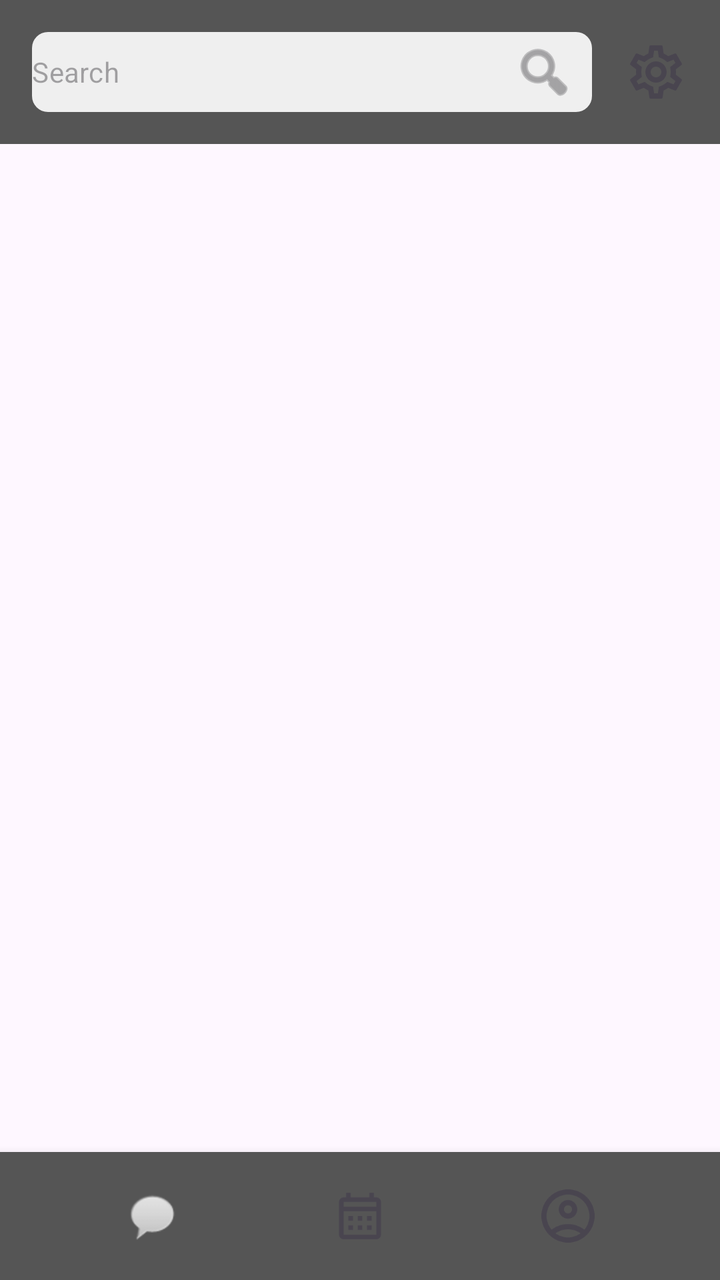
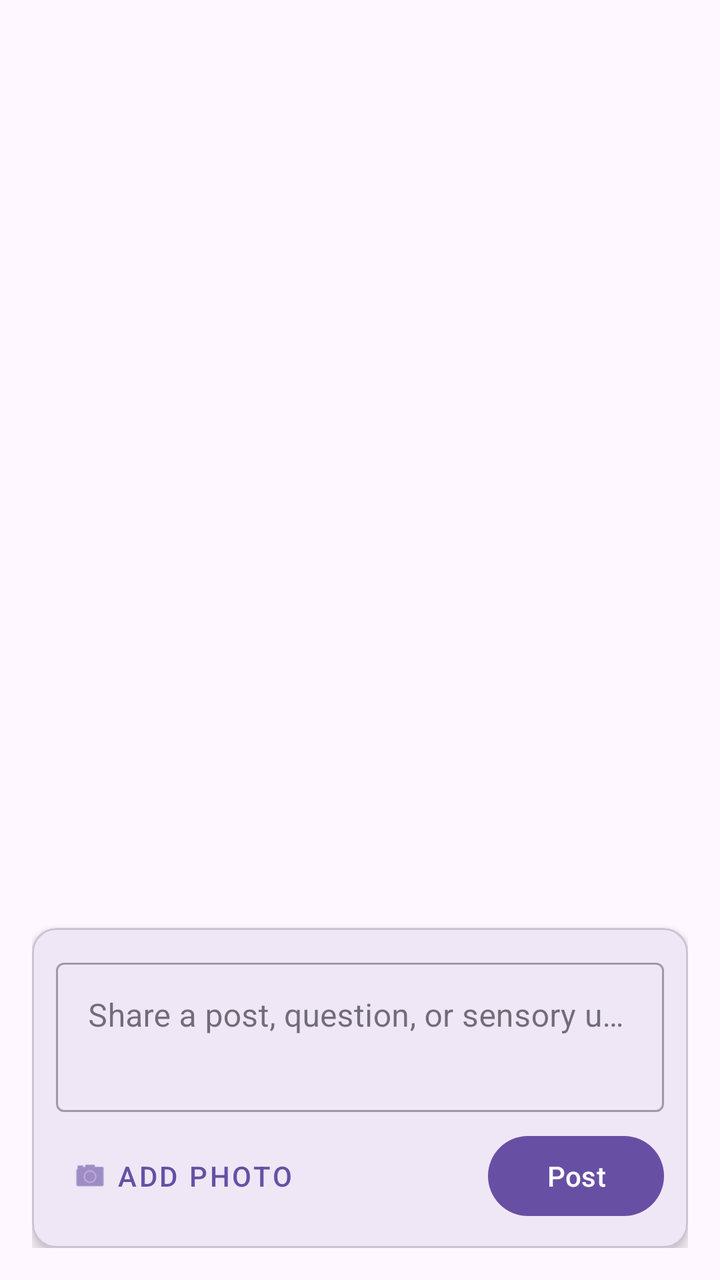

Before-and-after screenshots of an Android layout around one commit, followed by the original layout XML and the change that was made.
<!-- AndroidManifest.xml: application theme AppTheme -->
<!-- res/layout/fragment_feed.xml -->
<?xml version="1.0" encoding="utf-8"?>
<RelativeLayout xmlns:android="http://schemas.android.com/apk/res/android"
  xmlns:app="http://schemas.android.com/apk/res-auto"
  android:layout_width="match_parent"
  android:layout_height="match_parent"
  android:background="?attr/colorSurface">

  
  <LinearLayout
    android:id="@+id/layout_header"
    android:layout_width="match_parent"
    android:layout_height="wrap_content"
    android:layout_alignParentTop="true"
    android:gravity="center_vertical"
    android:orientation="horizontal"
    android:padding="16dp"
    android:background="#555555">

    
    <com.google.android.material.textfield.TextInputLayout
      style="@style/Widget.MaterialComponents.TextInputLayout.OutlinedBox"
      android:layout_width="0dp"
      android:layout_height="wrap_content"
      android:layout_weight="1"
      app:boxBackgroundColor="#EFEFEF"
      app:boxCornerRadiusBottomEnd="8dp"
      app:boxCornerRadiusBottomStart="8dp"
      app:boxCornerRadiusTopEnd="8dp"
      app:boxCornerRadiusTopStart="8dp"
      app:boxStrokeWidth="0dp"
      app:endIconDrawable="@android:drawable/ic_menu_search"
      app:endIconMode="custom"
      app:hintEnabled="false">

      <com.google.android.material.textfield.TextInputEditText
        android:layout_width="match_parent"
        android:layout_height="40dp"
        android:hint="@string/search_label"
        android:padding="0dp"
        android:textSize="14sp" />
    </com.google.android.material.textfield.TextInputLayout>

    
    <ImageView
      android:id="@+id/btn_settings"
      android:layout_width="32dp"
      android:layout_height="32dp"
      android:layout_marginStart="16dp"
      android:contentDescription="@string/settings_label"
      android:src="@drawable/outline_settings_24" />
  </LinearLayout>

  
  <androidx.recyclerview.widget.RecyclerView
    android:id="@+id/recycler_feed"
    android:layout_width="match_parent"
    android:layout_height="match_parent"
    android:layout_above="@id/bottom_navigation"
    android:layout_below="@id/layout_header"
    android:clipToPadding="false"
    android:paddingTop="8dp"
    android:paddingBottom="8dp"/>

  
  <LinearLayout
    android:id="@+id/bottom_navigation"
    android:layout_width="match_parent"
    android:layout_height="64dp"
    android:layout_alignParentBottom="true"
    android:background="#555555"
    android:elevation="8dp"
    android:gravity="center_vertical"
    android:orientation="horizontal"
    android:paddingHorizontal="24dp">

    
    <ImageView
      android:id="@+id/nav_chat"
      android:layout_width="0dp"
      android:layout_height="28dp"
      android:layout_weight="1"
      android:contentDescription="@string/messages_label"
      android:src="@android:drawable/sym_action_chat"/>

    
    <ImageView
      android:id="@+id/nav_calendar"
      android:layout_width="0dp"
      android:layout_height="28dp"
      android:layout_weight="1"
      android:contentDescription="@string/calendar_label"
      android:src="@drawable/outline_calendar_month_24"/>


    
    <ImageView
      android:id="@+id/nav_profile"
      android:layout_width="0dp"
      android:layout_height="32dp"
      android:layout_weight="1"
      android:src="@drawable/outline_account_circle_24"/>

  </LinearLayout>

</RelativeLayout>
<!-- resources referenced by this layout -->
<resources>
  <!-- drawable outline_account_circle_24 (drawable) -->
  <vector xmlns:android="http://schemas.android.com/apk/res/android"
      android:width="24dp"
      android:height="24dp"
      android:viewportWidth="24"
      android:viewportHeight="24"
      android:tint="?attr/colorControlNormal">
    <path
        android:fillColor="@android:color/white"
        android:pathData="M12,2C6.48,2 2,6.48 2,12s4.48,10 10,10s10,-4.48 10,-10S17.52,2 12,2zM7.35,18.5C8.66,17.56 10.26,17 12,17s3.34,0.56 4.65,1.5C15.34,19.44 13.74,20 12,20S8.66,19.44 7.35,18.5zM18.14,17.12L18.14,17.12C16.45,15.8 14.32,15 12,15s-4.45,0.8 -6.14,2.12l0,0C4.7,15.73 4,13.95 4,12c0,-4.42 3.58,-8 8,-8s8,3.58 8,8C20,13.95 19.3,15.73 18.14,17.12z"/>
    <path
        android:fillColor="@android:color/white"
        android:pathData="M12,6c-1.93,0 -3.5,1.57 -3.5,3.5S10.07,13 12,13s3.5,-1.57 3.5,-3.5S13.93,6 12,6zM12,11c-0.83,0 -1.5,-0.67 -1.5,-1.5S11.17,8 12,8s1.5,0.67 1.5,1.5S12.83,11 12,11z"/>
  </vector>
  <!-- drawable outline_calendar_month_24 (drawable) -->
  <vector xmlns:android="http://schemas.android.com/apk/res/android"
      android:width="24dp"
      android:height="24dp"
      android:viewportWidth="24"
      android:viewportHeight="24"
      android:tint="?attr/colorControlNormal">
    <path
        android:fillColor="@android:color/white"
        android:pathData="M19,4h-1V2h-2v2H8V2H6v2H5C3.89,4 3.01,4.9 3.01,6L3,20c0,1.1 0.89,2 2,2h14c1.1,0 2,-0.9 2,-2V6C21,4.9 20.1,4 19,4zM19,20H5V10h14V20zM19,8H5V6h14V8zM9,14H7v-2h2V14zM13,14h-2v-2h2V14zM17,14h-2v-2h2V14zM9,18H7v-2h2V18zM13,18h-2v-2h2V18zM17,18h-2v-2h2V18z"/>
  </vector>
  <!-- drawable outline_settings_24: vector/xml drawable (drawable, 2064 chars, omitted) -->
  <string name="calendar_label">Calendar</string>
  <string name="messages_label">Messages</string>
  <string name="search_label">Search</string>
  <string name="settings_label">Settings</string>
  <style name="AppTheme" parent="Theme.Material3.DayNight">
      
    </style>
</resources>

<!-- the commit's change to res/layout/fragment_feed.xml (unified diff, before → after) -->
@@ -1,105 +1,185 @@
 <?xml version="1.0" encoding="utf-8"?>
-<RelativeLayout xmlns:android="http://schemas.android.com/apk/res/android"
+<androidx.constraintlayout.widget.ConstraintLayout
+  xmlns:android="http://schemas.android.com/apk/res/android"
   xmlns:app="http://schemas.android.com/apk/res-auto"
+  xmlns:tools="http://schemas.android.com/tools"
   android:layout_width="match_parent"
   android:layout_height="match_parent"
-  android:background="?attr/colorSurface">
-
-  
-  <LinearLayout
-    android:id="@+id/layout_header"
-    android:layout_width="match_parent"
-    android:layout_height="wrap_content"
-    android:layout_alignParentTop="true"
-    android:gravity="center_vertical"
-    android:orientation="horizontal"
-    android:padding="16dp"
-    android:background="#555555">
-
-    
-    <com.google.android.material.textfield.TextInputLayout
-      style="@style/Widget.MaterialComponents.TextInputLayout.OutlinedBox"
-      android:layout_width="0dp"
-      android:layout_height="wrap_content"
-      android:layout_weight="1"
-      app:boxBackgroundColor="#EFEFEF"
-      app:boxCornerRadiusBottomEnd="8dp"
-      app:boxCornerRadiusBottomStart="8dp"
-      app:boxCornerRadiusTopEnd="8dp"
-      app:boxCornerRadiusTopStart="8dp"
-      app:boxStrokeWidth="0dp"
-      app:endIconDrawable="@android:drawable/ic_menu_search"
-      app:endIconMode="custom"
-      app:hintEnabled="false">
-
-      <com.google.android.material.textfield.TextInputEditText
-        android:layout_width="match_parent"
-        android:layout_height="40dp"
-        android:hint="@string/search_label"
-        android:padding="0dp"
-        android:textSize="14sp" />
-    </com.google.android.material.textfield.TextInputLayout>
-
-    
-    <ImageView
-      android:id="@+id/btn_settings"
-      android:layout_width="32dp"
-      android:layout_height="32dp"
-      android:layout_marginStart="16dp"
-      android:contentDescription="@string/settings_label"
-      android:src="@drawable/outline_settings_24" />
-  </LinearLayout>
+  android:padding="16dp">
 
   
   <androidx.recyclerview.widget.RecyclerView
-    android:id="@+id/recycler_feed"
-    android:layout_width="match_parent"
-    android:layout_height="match_parent"
-    android:layout_above="@id/bottom_navigation"
-    android:layout_below="@id/layout_header"
-    android:clipToPadding="false"
-    android:paddingTop="8dp"
-    android:paddingBottom="8dp"/>
+    android:id="@+id/posts_recycler_view"
+    android:layout_width="0dp"
+    android:layout_height="0dp"
+    android:layout_marginBottom="12dp"
+    app:layoutManager="androidx.recyclerview.widget.LinearLayoutManager"
+    app:layout_constraintTop_toTopOf="parent"
+    app:layout_constraintStart_toStartOf="parent"
+    app:layout_constraintEnd_toEndOf="parent"
+    app:layout_constraintBottom_toTopOf="@id/card_create_post"
+    tools:listitem="@layout/item_post" />
 
   
+  <com.google.android.material.card.MaterialCardView
+    android:id="@+id/card_create_post"
+    android:layout_width="0dp"
+    android:layout_height="wrap_content"
+    app:cardCornerRadius="12dp"
+    app:cardElevation="4dp"
+    app:layout_constraintBottom_toBottomOf="parent"
+    app:layout_constraintStart_toStartOf="parent"
+    app:layout_constraintEnd_toEndOf="parent">
+
+    <LinearLayout
+      android:layout_width="match_parent"
+      android:layout_height="wrap_content"
+      android:orientation="vertical"
+      android:padding="12dp">
+
+      
+      <com.google.android.material.textfield.TextInputLayout
+        android:id="@+id/layout_post_input"
+        style="@style/Widget.MaterialComponents.TextInputLayout.OutlinedBox"
+        android:layout_width="match_parent"
+        android:layout_height="wrap_content"
+        android:hint="Share a post, question, or sensory update...">
+
+        <com.google.android.material.textfield.TextInputEditText
+          android:id="@+id/post_content_input"
+          android:layout_width="match_parent"
+          android:layout_height="wrap_content"
+          android:gravity="top|start"
+          android:inputType="textMultiLine"
+          android:minLines="2" />
+
+      </com.google.android.material.textfield.TextInputLayout>
+
+      
+      <ImageView
+        android:id="@+id/image_preview"
+        android:layout_width="match_parent"
+        android:layout_height="140dp"
+        android:layout_marginTop="8dp"
+        android:scaleType="centerCrop"
+        android:visibility="gone" />
+
+      
+      <LinearLayout
+        android:layout_width="match_parent"
+        android:layout_height="wrap_content"
+        android:layout_marginTop="8dp"
+        android:gravity="center_vertical"
+        android:orientation="horizontal">
+
+        <com.google.android.material.button.MaterialButton
+          android:id="@+id/button_add_image"
+          style="@style/Widget.MaterialComponents.Button.TextButton.Icon"
+          android:layout_width="wrap_content"
+          android:layout_height="wrap_content"
+          android:text="Add Photo"
+          app:icon="@android:drawable/ic_menu_camera" />
+
+        <View
+          android:layout_width="0dp"
+          android:layout_height="0dp"
+          android:layout_weight="1" />
+
+        <com.google.android.material.button.MaterialButton
+          android:id="@+id/button_post"
+          android:layout_width="wrap_content"
+          android:layout_height="wrap_content"
+          android:text="Post" />
+
+      </LinearLayout>
+
+    </LinearLayout>
+
+  </com.google.android.material.card.MaterialCardView>
+
+</androidx.constraintlayout.widget.ConstraintLayout>
+<!-- res/layout/item_post.xml (included above) -->
+<?xml version="1.0" encoding="utf-8"?>
+<com.google.android.material.card.MaterialCardView
+  xmlns:android="http://schemas.android.com/apk/res/android"
+  xmlns:app="http://schemas.android.com/apk/res-auto"
+  android:layout_width="match_parent"
+  android:layout_height="wrap_content"
+  android:layout_marginHorizontal="12dp"
+  android:layout_marginVertical="6dp"
+  app:cardCornerRadius="12dp"
+  app:cardElevation="2dp">
+
   <LinearLayout
-    android:id="@+id/bottom_navigation"
     android:layout_width="match_parent"
-    android:layout_height="64dp"
-    android:layout_alignParentBottom="true"
-    android:background="#555555"
-    android:elevation="8dp"
-    android:gravity="center_vertical"
-    android:orientation="horizontal"
-    android:paddingHorizontal="24dp">
+    android:layout_height="wrap_content"
+    android:orientation="vertical"
+    android:padding="16dp">
 
-    
+    <LinearLayout
+      android:layout_width="match_parent"
+      android:layout_height="wrap_content"
+      android:gravity="center_vertical"
+      android:orientation="horizontal">
+
+      <ImageView
+        android:id="@+id/img_author_avatar"
+        android:layout_width="40dp"
+        android:layout_height="40dp"
+        android:contentDescription="@string/author_profile_picture"
+        android:src="@android:drawable/ic_menu_gallery"/>
+
+      <TextView
+        android:id="@+id/text_author_name"
+        android:layout_width="wrap_content"
+        android:layout_height="wrap_content"
+        android:layout_marginStart="12dp"
+        android:textSize="15sp"
+        android:textStyle="bold"/>
+    </LinearLayout>
+
+    <TextView
+      android:id="@+id/text_post_date"
+      android:layout_width="wrap_content"
+      android:layout_height="wrap_content"
+      android:layout_marginTop="4dp"
+      android:textSize="12sp"/>
+
     <ImageView
-      android:id="@+id/nav_chat"
-      android:layout_width="0dp"
-      android:layout_height="28dp"
-      android:layout_weight="1"
-      android:contentDescription="@string/messages_label"
-      android:src="@android:drawable/sym_action_chat"/>
+      android:id="@+id/img_post_photo"
+      android:layout_width="match_parent"
+      android:layout_height="220dp"
+      android:layout_marginTop="12dp"
+      android:adjustViewBounds="true"
+      android:contentDescription="@string/post_picture"
+      android:scaleType="centerCrop"
+      android:visibility="gone"/>
 
-    
-    <ImageView
-      android:id="@+id/nav_calendar"
-      android:layout_width="0dp"
-      android:layout_height="28dp"
-      android:layout_weight="1"
-      android:contentDescription="@string/calendar_label"
-      android:src="@drawable/outline_calendar_month_24"/>
+    <LinearLayout
+      android:id="@+id/layout_comments_action"
+      android:layout_width="wrap_content"
+      android:layout_height="wrap_content"
+      android:layout_marginTop="12dp"
+      android:clickable="true"
+      android:focusable="true"
+      android:gravity="center_vertical"
+      android:orientation="horizontal">
 
+      <ImageView
+        android:layout_width="20dp"
+        android:layout_height="20dp"
+        android:contentDescription="@null"
+        android:src="@android:drawable/sym_action_chat"/>
 
-    
-    <ImageView
-      android:id="@+id/nav_profile"
-      android:layout_width="0dp"
-      android:layout_height="32dp"
-      android:layout_weight="1"
-      android:src="@drawable/outline_account_circle_24"/>
+      <TextView
+        android:id="@+id/text_comment_count"
+        android:layout_width="wrap_content"
+        android:layout_height="wrap_content"
+        android:layout_marginStart="6dp"
+        android:text="@string/comments_title"
+        android:textColor="#666666"
+        android:textSize="13sp"/>
+    </LinearLayout>
 
   </LinearLayout>
-
-</RelativeLayout>
+</com.google.android.material.card.MaterialCardView>
<!-- resource entries referenced after the edit -->
@@ -1,35 +1,8 @@
 <!-- resources referenced by this layout -->
 <resources>
-  <!-- drawable outline_account_circle_24 (drawable) -->
-  <vector xmlns:android="http://schemas.android.com/apk/res/android"
-      android:width="24dp"
-      android:height="24dp"
-      android:viewportWidth="24"
-      android:viewportHeight="24"
-      android:tint="?attr/colorControlNormal">
-    <path
-        android:fillColor="@android:color/white"
-        android:pathData="M12,2C6.48,2 2,6.48 2,12s4.48,10 10,10s10,-4.48 10,-10S17.52,2 12,2zM7.35,18.5C8.66,17.56 10.26,17 12,17s3.34,0.56 4.65,1.5C15.34,19.44 13.74,20 12,20S8.66,19.44 7.35,18.5zM18.14,17.12L18.14,17.12C16.45,15.8 14.32,15 12,15s-4.45,0.8 -6.14,2.12l0,0C4.7,15.73 4,13.95 4,12c0,-4.42 3.58,-8 8,-8s8,3.58 8,8C20,13.95 19.3,15.73 18.14,17.12z"/>
-    <path
-        android:fillColor="@android:color/white"
-        android:pathData="M12,6c-1.93,0 -3.5,1.57 -3.5,3.5S10.07,13 12,13s3.5,-1.57 3.5,-3.5S13.93,6 12,6zM12,11c-0.83,0 -1.5,-0.67 -1.5,-1.5S11.17,8 12,8s1.5,0.67 1.5,1.5S12.83,11 12,11z"/>
-  </vector>
-  <!-- drawable outline_calendar_month_24 (drawable) -->
-  <vector xmlns:android="http://schemas.android.com/apk/res/android"
-      android:width="24dp"
-      android:height="24dp"
-      android:viewportWidth="24"
-      android:viewportHeight="24"
-      android:tint="?attr/colorControlNormal">
-    <path
-        android:fillColor="@android:color/white"
-        android:pathData="M19,4h-1V2h-2v2H8V2H6v2H5C3.89,4 3.01,4.9 3.01,6L3,20c0,1.1 0.89,2 2,2h14c1.1,0 2,-0.9 2,-2V6C21,4.9 20.1,4 19,4zM19,20H5V10h14V20zM19,8H5V6h14V8zM9,14H7v-2h2V14zM13,14h-2v-2h2V14zM17,14h-2v-2h2V14zM9,18H7v-2h2V18zM13,18h-2v-2h2V18zM17,18h-2v-2h2V18z"/>
-  </vector>
-  <!-- drawable outline_settings_24: vector/xml drawable (drawable, 2064 chars, omitted) -->
-  <string name="calendar_label">Calendar</string>
-  <string name="messages_label">Messages</string>
-  <string name="search_label">Search</string>
-  <string name="settings_label">Settings</string>
+  <string name="author_profile_picture">Author profile picture</string>
+  <string name="comments_title">Comments</string>
+  <string name="post_picture">Post picture</string>
   <style name="AppTheme" parent="Theme.Material3.DayNight">
       
     </style>
